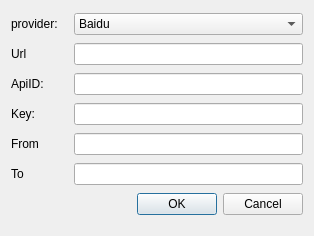
Old version of the form TSFileTranslation/TranslationAPI.ui in the repository julian-zhuang/DevelopmentToolBox.
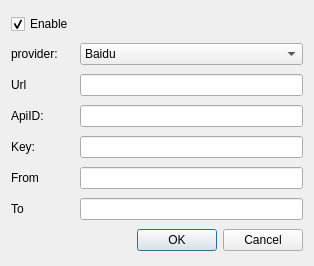
New version of the form.

Commit message: 完善API配置窗口

```diff
--- a/TSFileTranslation/TranslationAPI.ui
+++ b/TSFileTranslation/TranslationAPI.ui
@@ -7,56 +7,64 @@
     <x>0</x>
     <y>0</y>
     <width>314</width>
-    <height>236</height>
+    <height>266</height>
    </rect>
   </property>
   <property name="windowTitle">
    <string>Dialog</string>
   </property>
   <layout class="QGridLayout" name="gridLayout">
-   <item row="0" column="0">
-    <widget class="QLabel" name="label">
-     <property name="text">
-      <string>provider:</string>
-     </property>
-    </widget>
-   </item>
-   <item row="1" column="0">
-    <widget class="QLabel" name="label_4">
-     <property name="text">
-      <string>Url</string>
-     </property>
-    </widget>
-   </item>
-   <item row="2" column="0">
-    <widget class="QLabel" name="label_2">
-     <property name="text">
-      <string>ApiID:</string>
-     </property>
-    </widget>
-   </item>
-   <item row="3" column="0">
-    <widget class="QLabel" name="label_3">
-     <property name="text">
-      <string>Key:</string>
-     </property>
-    </widget>
-   </item>
-   <item row="4" column="0">
-    <widget class="QLabel" name="label_5">
-     <property name="text">
-      <string>From</string>
-     </property>
-    </widget>
-   </item>
-   <item row="5" column="0">
+   <item row="6" column="0">
     <widget class="QLabel" name="label_6">
      <property name="text">
       <string>To</string>
      </property>
     </widget>
    </item>
-   <item row="6" column="0" colspan="2">
+   <item row="2" column="1" colspan="2">
+    <widget class="QLineEdit" name="lineEdit_Url"/>
+   </item>
+   <item row="7" column="2">
+    <widget class="QDialogButtonBox" name="buttonBox">
+     <property name="standardButtons">
+      <set>QDialogButtonBox::Cancel|QDialogButtonBox::Ok</set>
+     </property>
+    </widget>
+   </item>
+   <item row="1" column="1" colspan="2">
+    <widget class="QComboBox" name="comboBox_provider">
+     <item>
+      <property name="text">
+       <string>Baidu</string>
+      </property>
+     </item>
+    </widget>
+   </item>
+   <item row="5" column="0">
+    <widget class="QLabel" name="label_5">
+     <property name="text">
+      <string>From</string>
+     </property>
+    </widget>
+   </item>
+   <item row="3" column="0">
+    <widget class="QLabel" name="label_2">
+     <property name="text">
+      <string>ApiID:</string>
+     </property>
+    </widget>
+   </item>
+   <item row="3" column="1" colspan="2">
+    <widget class="QLineEdit" name="lineEdit_ApiID"/>
+   </item>
+   <item row="1" column="0">
+    <widget class="QLabel" name="label">
+     <property name="text">
+      <string>provider:</string>
+     </property>
+    </widget>
+   </item>
+   <item row="7" column="0" colspan="2">
     <spacer name="horizontalSpacer">
      <property name="orientation">
       <enum>Qt::Horizontal</enum>
@@ -69,35 +77,37 @@
      </property>
     </spacer>
    </item>
-   <item row="6" column="2">
-    <widget class="QDialogButtonBox" name="buttonBox">
-     <property name="standardButtons">
-      <set>QDialogButtonBox::Cancel|QDialogButtonBox::Ok</set>
-     </property>
-    </widget>
-   </item>
    <item row="4" column="1" colspan="2">
-    <widget class="QLineEdit" name="lineEdit_From"/>
+    <widget class="QLineEdit" name="lineEdit_APIKey"/>
    </item>
    <item row="5" column="1" colspan="2">
+    <widget class="QLineEdit" name="lineEdit_From"/>
+   </item>
+   <item row="6" column="1" colspan="2">
     <widget class="QLineEdit" name="lineEdit_To"/>
    </item>
-   <item row="3" column="1" colspan="2">
-    <widget class="QLineEdit" name="lineEdit_APIKey"/>
+   <item row="2" column="0">
+    <widget class="QLabel" name="label_4">
+     <property name="text">
+      <string>Url</string>
+     </property>
+    </widget>
    </item>
-   <item row="2" column="1" colspan="2">
-    <widget class="QLineEdit" name="lineEdit_ApiID"/>
+   <item row="4" column="0">
+    <widget class="QLabel" name="label_3">
+     <property name="text">
+      <string>Key:</string>
+     </property>
+    </widget>
    </item>
-   <item row="1" column="1" colspan="2">
-    <widget class="QLineEdit" name="lineEdit_Url"/>
-   </item>
-   <item row="0" column="1" colspan="2">
-    <widget class="QComboBox" name="comboBox_provider">
-     <item>
-      <property name="text">
-       <string>Baidu</string>
-      </property>
-     </item>
+   <item row="0" column="0">
+    <widget class="QCheckBox" name="checkBox_EnableAPI">
+     <property name="text">
+      <string>Enable</string>
+     </property>
+     <property name="checked">
+      <bool>true</bool>
+     </property>
     </widget>
    </item>
   </layout>
```
Left out of the diff: 99 changed lines with no effect on the pictures. The commit also changes 6 other files.
